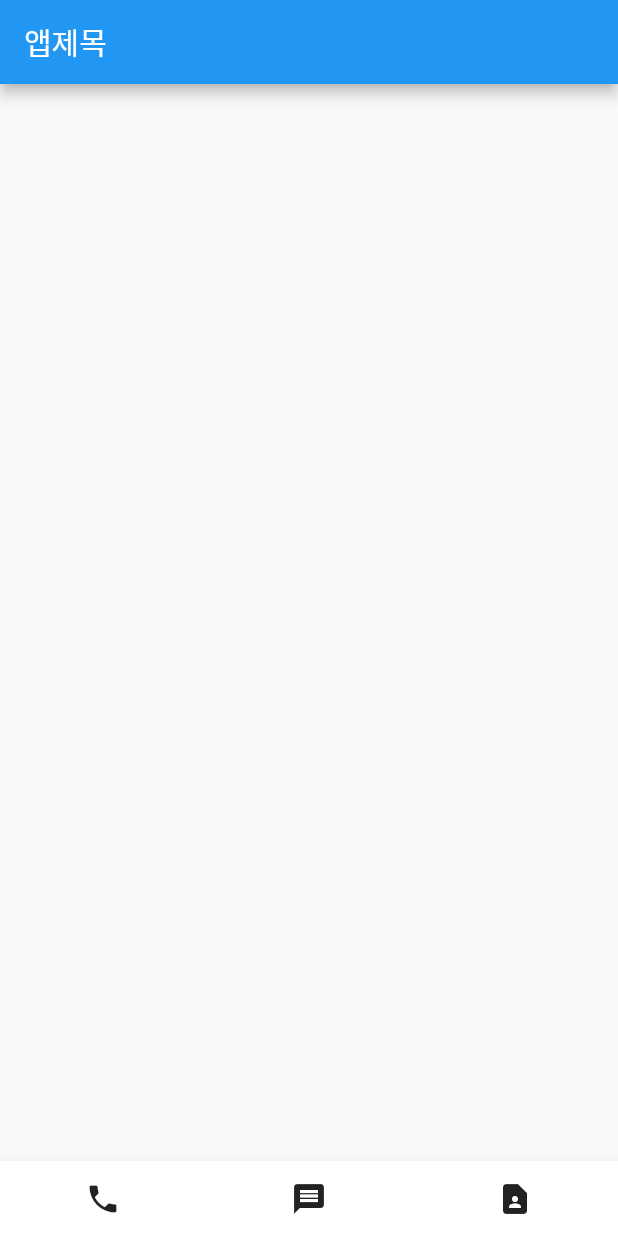
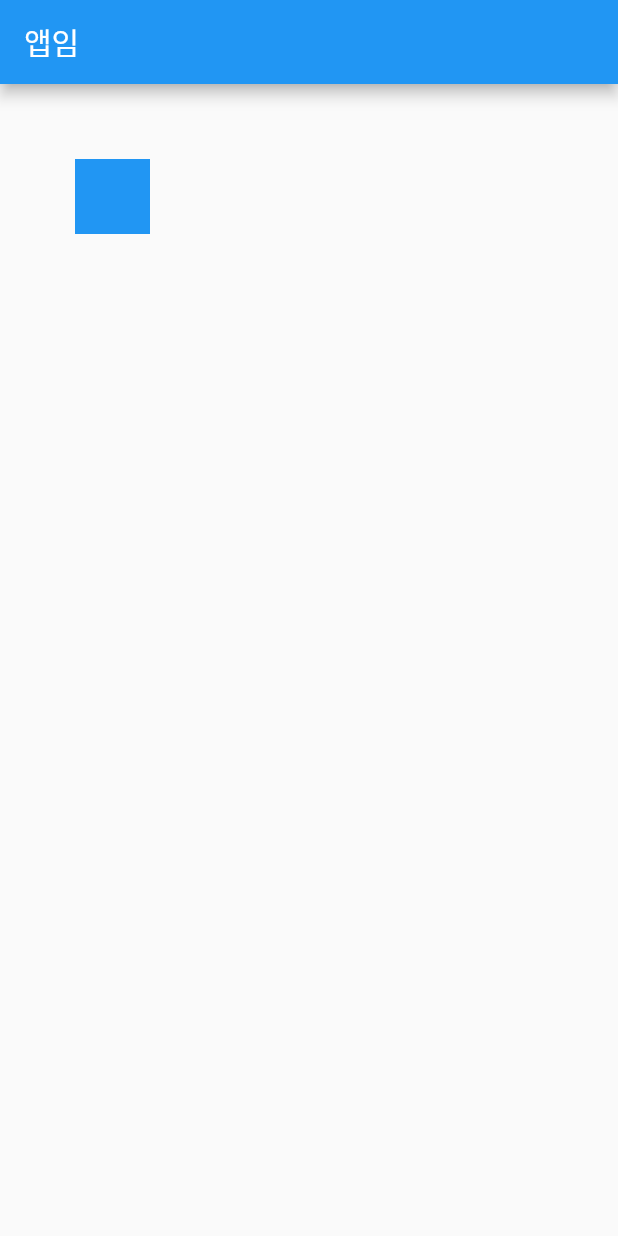
Before and after one commit to hyojuseo/study, a Flutter app: the screen it shows after launch, on a phone screen of 412 x 824 dp. Run offline on Flutter 3.47's test engine with Material 2 defaults, Android fonts, the phone set to English and light mode, and no system bars.

Commit message:
applecoding강의 5강까지 완료

```diff
--- a/apple_coding3/lib/main.dart
+++ b/apple_coding3/lib/main.dart
@@ -1,5 +1,4 @@
-import 'package:apple_coding3/one/container.dart';
-import 'package:apple_coding3/two/homework.dart';
+import 'package:apple_coding3/three/container_design.dart';
 import 'package:flutter/material.dart';
 
 void main() {
@@ -15,7 +14,7 @@ class MyApp extends StatelessWidget {
 
     return MaterialApp(
       debugShowCheckedModeBanner: false,
-      home: BottomDesign(),
+      home: ContainerDesign(),
     );
   }
 }
--- /dev/null
+++ b/apple_coding3/lib/three/container_design.dart
@@ -0,0 +1,16 @@
+import 'package:flutter/material.dart';
+
+class ContainerDesign extends StatelessWidget {
+  const ContainerDesign({Key? key}) : super(key: key);
+
+  @override
+  Widget build(BuildContext context) {
+    return Scaffold(
+      appBar: AppBar(title: Text('앱임'),),
+      body: Container(
+        width: 50, height: 50, color: Colors.blue,
+        margin: EdgeInsets.all(50),
+      ),
+    );
+  }
+}
--- a/apple_coding3/lib/two/homework.dart
+++ b/apple_coding3/lib/two/homework.dart
@@ -9,11 +9,10 @@ class BottomDesign extends StatelessWidget {
       appBar: AppBar(
         title: Text('앱제목'),
       ),
-      body: Container(),
+      body: Text('안녕'),
       bottomNavigationBar: BottomAppBar(
-        child: Container(
+        child: SizedBox(
           height: 50,
-          color: Colors.white,
           child: Row(
             mainAxisAlignment: MainAxisAlignment.spaceAround,
             children: const [
--- a/apple_coding3/pubspec.yaml
+++ b/apple_coding3/pubspec.yaml
@@ -34,6 +34,7 @@ dependencies:
   # The following adds the Cupertino Icons font to your application.
   # Use with the CupertinoIcons class for iOS style icons.
   cupertino_icons: ^1.0.2
+  http: ^0.13.4
 
 dev_dependencies:
   flutter_test:
```
Also changed, not shown: apple_coding3/lib/two/scaffold.dart (added, +14 -0 lines), apple_coding3/pubspec.lock.
